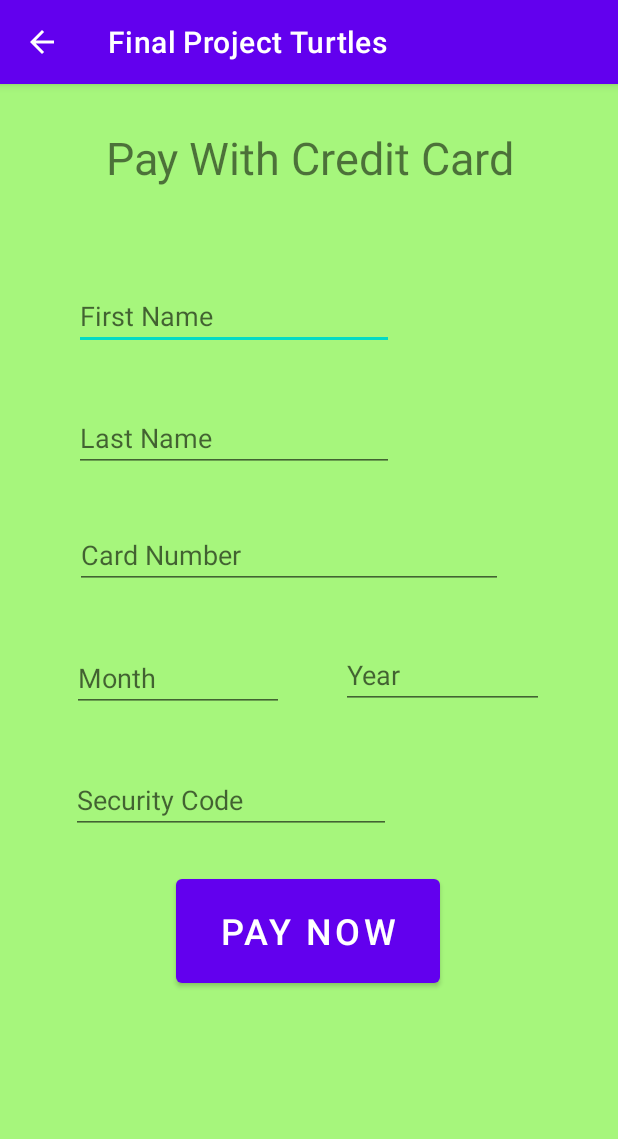
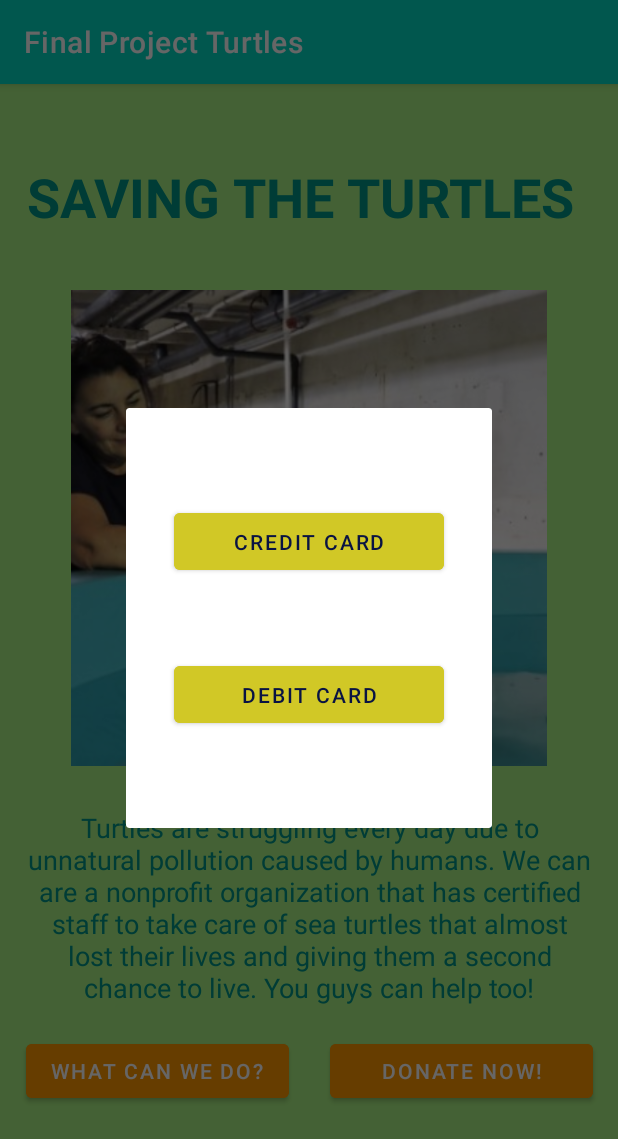
Before and after one commit to SakuretsuKumare/TheFinalTurtle2, an Android app: the screen it shows after launch (DonateMoneyActivity before the commit, MainActivity after it), after a tap on "DONATE NOW!", on a phone screen of 412 x 824 dp. Shown: the top 1139 px of the screen. Run offline under Robolectric (Android 15) with nearby library versions, the phone set to English and light mode, and no system bars.

Commit message:
Added Payment Methods Fragment
I also made our app a lot more colorful. I had made a fragment where you can choose between Credit Card or Debit Card. Then both will just send you to the payment activity. Then the payment activity sends you to the Thank You For Donating page.

```diff
--- a/app/build.gradle
+++ b/app/build.gradle
@@ -33,6 +33,7 @@ dependencies {
     implementation 'androidx.appcompat:appcompat:1.2.0'
     implementation 'com.google.android.material:material:1.3.0'
     implementation 'androidx.constraintlayout:constraintlayout:2.0.4'
+    implementation 'androidx.legacy:legacy-support-v4:1.0.0'
     testImplementation 'junit:junit:4.+'
     androidTestImplementation 'androidx.test.ext:junit:1.1.2'
     androidTestImplementation 'androidx.test.espresso:espresso-core:3.3.0'
--- a/app/src/main/java/fsu/csc3560/sg/finalprojectturtles/MainActivity.java
+++ b/app/src/main/java/fsu/csc3560/sg/finalprojectturtles/MainActivity.java
@@ -12,12 +12,24 @@ import android.widget.ImageView;
 
 public class MainActivity extends AppCompatActivity {
 
+    PaymentMethodFragment fragment;
+    Button btn;
+
     @Override
     protected void onCreate(Bundle savedInstanceState) {
         super.onCreate(savedInstanceState);
         setContentView(R.layout.activity_main);
+
+        fragment = new PaymentMethodFragment();
+        btn = findViewById(R.id.donateButton);
+
+        btn.setOnClickListener(new View.OnClickListener() {
+            @Override
+            public void onClick(View view) {
+                fragment.show(getSupportFragmentManager(), "Fragment Support");
+            }
+        });
     }
-
 
     public void sendSecond(View view) {
         Intent intent = new Intent(this, SecondPage.class);
@@ -28,6 +40,4 @@ public class MainActivity extends AppCompatActivity {
         Intent intent = new Intent(this, DonateMoneyActivity.class);
         startActivity(intent);
     }
-
-
 }
--- /dev/null
+++ b/app/src/main/java/fsu/csc3560/sg/finalprojectturtles/PaymentMethodFragment.java
@@ -0,0 +1,30 @@
+package fsu.csc3560.sg.finalprojectturtles;
+
+import android.content.Intent;
+import android.os.Bundle;
+
+import androidx.fragment.app.DialogFragment;
+import androidx.fragment.app.Fragment;
+
+import android.view.LayoutInflater;
+import android.view.View;
+import android.view.ViewGroup;
+
+public class PaymentMethodFragment extends DialogFragment {
+
+    public PaymentMethodFragment() {
+        // Required empty public constructor
+    }
+
+    @Override
+    public View onCreateView(LayoutInflater inflater, ViewGroup container,
+                             Bundle savedInstanceState) {
+        // Inflate the layout for this fragment
+        return inflater.inflate(R.layout.fragment_payment_method, container, false);
+    }
+
+    public void sendDonation(View view) {
+        Intent intent = new Intent(getActivity(), DonateMoneyActivity.class);
+        startActivity(intent);
+    }
+}
--- a/app/src/main/res/layout/activity_donate_money.xml
+++ b/app/src/main/res/layout/activity_donate_money.xml
@@ -108,6 +108,8 @@
         android:layout_width="176dp"
         android:layout_height="81dp"
         android:layout_marginTop="24dp"
+        android:backgroundTint="#FF9800"
+        android:onClick="pay"
         android:text="@string/pay_now_button"
         android:textSize="24sp"
         app:layout_constraintEnd_toEndOf="parent"
--- a/app/src/main/res/layout/activity_main.xml
+++ b/app/src/main/res/layout/activity_main.xml
@@ -8,18 +8,19 @@
     tools:context=".MainActivity">
 
     <Button
-        android:id="@+id/button4"
-        android:layout_width="180dp"
+        android:id="@+id/donateButton"
+        android:layout_width="175dp"
         android:layout_height="48dp"
         android:layout_marginStart="8dp"
         android:layout_marginTop="17dp"
         android:layout_marginEnd="24dp"
         android:layout_marginBottom="86dp"
+        android:backgroundTint="#FF9800"
         android:onClick="sendDonation"
         android:text="@string/button2"
         app:layout_constraintBottom_toBottomOf="parent"
         app:layout_constraintEnd_toEndOf="parent"
-        app:layout_constraintStart_toEndOf="@+id/button"
+        app:layout_constraintStart_toEndOf="@+id/infoButton"
         app:layout_constraintTop_toBottomOf="@+id/textView5" />
 
     <TextView
@@ -54,17 +55,18 @@
         app:layout_constraintTop_toBottomOf="@+id/imageView2" />
 
     <Button
-        android:id="@+id/button"
-        android:layout_width="180dp"
+        android:id="@+id/infoButton"
+        android:layout_width="175dp"
         android:layout_height="48dp"
         android:layout_marginStart="24dp"
         android:layout_marginTop="17dp"
         android:layout_marginEnd="19dp"
         android:layout_marginBottom="86dp"
+        android:backgroundTint="#FF9800"
         android:onClick="sendSecond"
         android:text="@string/button1"
         app:layout_constraintBottom_toBottomOf="parent"
-        app:layout_constraintEnd_toStartOf="@+id/button4"
+        app:layout_constraintEnd_toStartOf="@+id/donateButton"
         app:layout_constraintStart_toStartOf="parent"
         app:layout_constraintTop_toBottomOf="@+id/textView5" />
 
--- /dev/null
+++ b/app/src/main/res/layout/fragment_payment_method.xml
@@ -0,0 +1,44 @@
+<?xml version="1.0" encoding="utf-8"?>
+<FrameLayout xmlns:android="http://schemas.android.com/apk/res/android"
+    xmlns:app="http://schemas.android.com/apk/res-auto"
+    xmlns:tools="http://schemas.android.com/tools"
+    android:layout_width="350dp"
+    android:layout_height="350dp"
+    tools:context=".PaymentMethodFragment">
+
+    <androidx.constraintlayout.widget.ConstraintLayout
+        android:layout_width="match_parent"
+        android:layout_height="match_parent">
+
+        <Button
+            android:id="@+id/button6"
+            android:layout_width="180dp"
+            android:layout_height="50dp"
+            android:layout_marginStart="32dp"
+            android:layout_marginTop="64dp"
+            android:layout_marginEnd="32dp"
+            android:backgroundTint="#D1C826"
+            android:onClick="sendDonation"
+            android:text="@string/credit_card_text"
+            android:textColor="#091343"
+            app:layout_constraintEnd_toEndOf="parent"
+            app:layout_constraintStart_toStartOf="parent"
+            app:layout_constraintTop_toTopOf="parent" />
+
+        <Button
+            android:id="@+id/button7"
+            android:layout_width="180dp"
+            android:layout_height="50dp"
+            android:layout_marginTop="52dp"
+            android:layout_marginBottom="64dp"
+            android:backgroundTint="#D1C826"
+            android:onClick="sendDonation"
+            android:text="@string/debit_card_text"
+            android:textColor="#091343"
+            app:layout_constraintBottom_toBottomOf="parent"
+            app:layout_constraintEnd_toEndOf="parent"
+            app:layout_constraintStart_toStartOf="parent"
+            app:layout_constraintTop_toBottomOf="@+id/button6"
+            app:layout_constraintVertical_bias="0.0" />
+    </androidx.constraintlayout.widget.ConstraintLayout>
+</FrameLayout>
--- a/app/src/main/res/values/strings.xml
+++ b/app/src/main/res/values/strings.xml
@@ -20,5 +20,9 @@
     <string name="next">Next</string>
     <string name="previous">Previous</string>
     <string name="turtleButton2">Click me to watch random turtle videos:</string>
+    <!-- TODO: Remove or change this placeholder text -->
+    <string name="hello_blank_fragment">Hello blank fragment</string>
+    <string name="credit_card_text">Credit Card</string>
+    <string name="debit_card_text">Debit Card</string>
 
 </resources>
--- a/app/src/main/res/values/themes.xml
+++ b/app/src/main/res/values/themes.xml
@@ -2,8 +2,8 @@
     <!-- Base application theme. -->
     <style name="Theme.FinalProjectTurtles" parent="Theme.MaterialComponents.DayNight.DarkActionBar">
         <!-- Primary brand color. -->
-        <item name="colorPrimary">@color/purple_500</item>
-        <item name="colorPrimaryVariant">@color/purple_700</item>
+        <item name="colorPrimary">@color/teal_200</item>
+        <item name="colorPrimaryVariant">@color/teal_700</item>
         <item name="colorOnPrimary">@color/white</item>
         <!-- Secondary brand color. -->
         <item name="colorSecondary">@color/teal_200</item>
```
Also changed, not shown: app/src/main/AndroidManifest.xml (+9 -3 lines), app/src/main/java/fsu/csc3560/sg/finalprojectturtles/DonateMoneyActivity.java (+6 -1 lines), app/src/main/java/fsu/csc3560/sg/finalprojectturtles/ThankYouPage.java (added, +14 -0 lines), app/src/main/res/layout/activity_thank_you_page.xml (added, +9 -0 lines).
